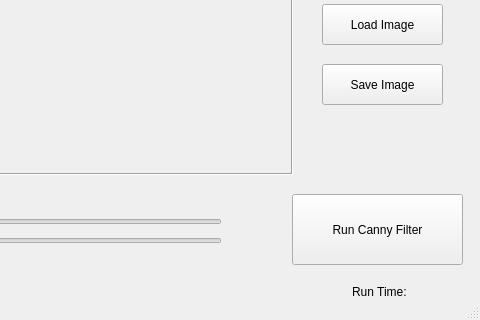
Before: the Qt Designer form GUI_APP_QT/CannyFilter_2/mainwindow.ui in mkcipher/CannyEdgeDetector, drawn with Qt 5; both pictures show x 278 to 758 and y 166 to 486 of the 758 by 486 pixel window.
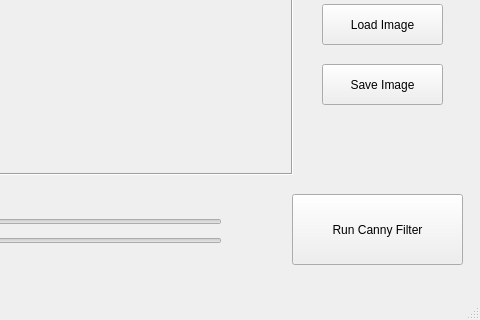
After: the same form once the commit is applied.

Commit message: Time Function Added

```diff
--- a/GUI_APP_QT/CannyFilter_2/mainwindow.ui
+++ b/GUI_APP_QT/CannyFilter_2/mainwindow.ui
@@ -115,7 +115,7 @@
      </rect>
     </property>
     <property name="text">
-     <string>Run Time: </string>
+     <string/>
     </property>
    </widget>
    <widget class="QWidget" name="layoutWidget">
```
The commit also changes 5 other files.
